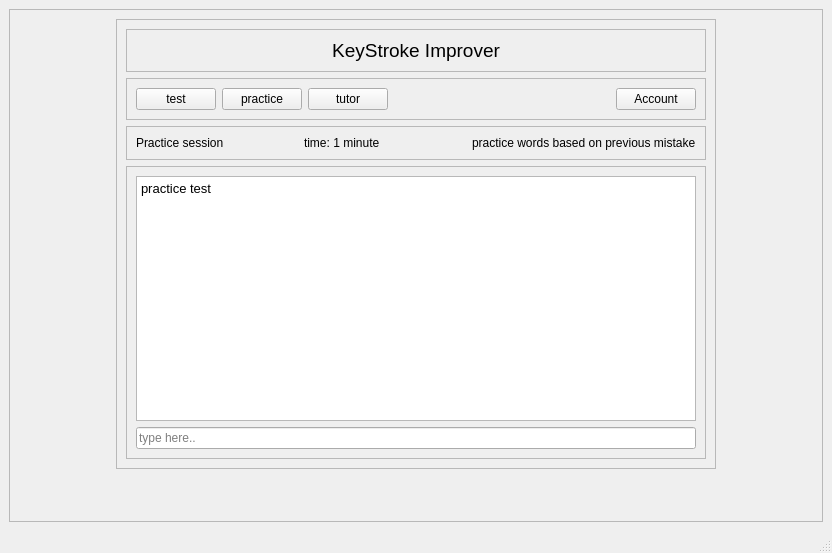
Above: practice.ui from Prakash5209/typing_tutor before the change. Below: the same form after it.
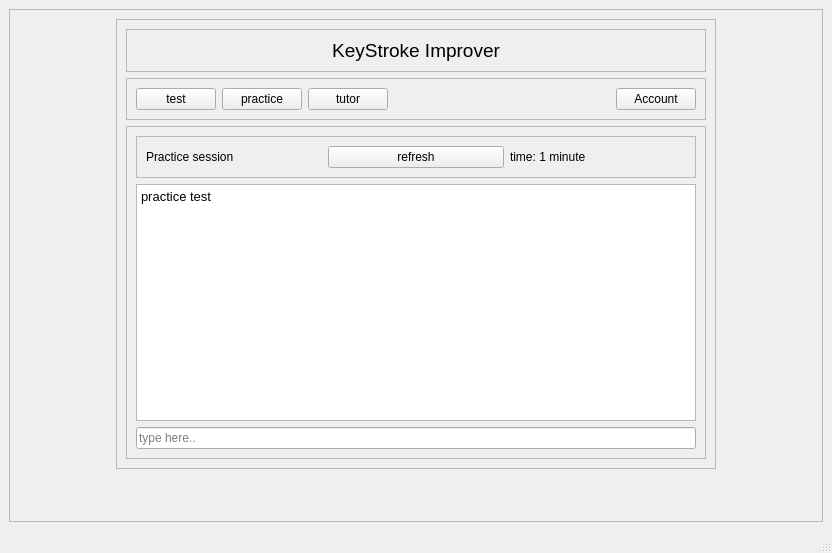
That is the form after the change.

Commit message: TypingScreen timer and refresh work done

```diff
--- a/practice.ui
+++ b/practice.ui
@@ -25,8 +25,8 @@
         <rect>
          <x>0</x>
          <y>0</y>
-         <width>812</width>
-         <height>489</height>
+         <width>806</width>
+         <height>484</height>
         </rect>
        </property>
        <layout class="QGridLayout" name="gridLayout">
@@ -154,6 +154,15 @@
             </widget>
            </item>
            <item>
+            <widget class="QFrame" name="frame_3">
+             <property name="frameShape">
+              <enum>QFrame::StyledPanel</enum>
+             </property>
+             <property name="frameShadow">
+              <enum>QFrame::Raised</enum>
+             </property>
+             <layout class="QVBoxLayout" name="verticalLayout">
+              <item>
             <widget class="QFrame" name="frame_5">
              <property name="frameShape">
               <enum>QFrame::StyledPanel</enum>
@@ -169,6 +178,13 @@
                 </property>
                </widget>
               </item>
+                 <item>
+                  <widget class="QPushButton" name="practice_refresh">
+                   <property name="text">
+                    <string>refresh</string>
+                   </property>
+                  </widget>
+                 </item>
               <item>
                <widget class="QLabel" name="label_3">
                 <property name="text">
@@ -176,33 +192,20 @@
                 </property>
                </widget>
               </item>
-              <item>
-               <widget class="QLabel" name="label_4">
-                <property name="text">
-                 <string>practice words based on previous mistake</string>
-                </property>
-               </widget>
-              </item>
              </layout>
             </widget>
            </item>
            <item>
-            <widget class="QFrame" name="frame_3">
-             <property name="frameShape">
-              <enum>QFrame::StyledPanel</enum>
-             </property>
-             <property name="frameShadow">
-              <enum>QFrame::Raised</enum>
-             </property>
-             <layout class="QVBoxLayout" name="verticalLayout">
-              <item>
-               <widget class="QTextBrowser" name="textBrowser">
+               <widget class="QTextBrowser" name="practiceTextBrowser">
                 <property name="html">
                  <string>&lt;!DOCTYPE HTML PUBLIC &quot;-//W3C//DTD HTML 4.0//EN&quot; &quot;http://www.w3.org/TR/REC-html40/strict.dtd&quot;&gt;
-&lt;html&gt;&lt;head&gt;&lt;meta name=&quot;qrichtext&quot; content=&quot;1&quot; /&gt;&lt;style type=&quot;text/css&quot;&gt;
+&lt;html&gt;&lt;head&gt;&lt;meta name=&quot;qrichtext&quot; content=&quot;1&quot; /&gt;&lt;meta charset=&quot;utf-8&quot; /&gt;&lt;style type=&quot;text/css&quot;&gt;
 p, li { white-space: pre-wrap; }
-&lt;/style&gt;&lt;/head&gt;&lt;body style=&quot; font-family:'Ubuntu'; font-size:10pt; font-weight:400; font-style:normal;&quot;&gt;
-&lt;p style=&quot; margin-top:0px; margin-bottom:0px; margin-left:0px; margin-right:0px; -qt-block-indent:0; text-indent:0px;&quot;&gt;practice test&lt;/p&gt;&lt;/body&gt;&lt;/html&gt;</string>
+hr { height: 1px; border-width: 0; }
+li.unchecked::marker { content: &quot;\2610&quot;; }
+li.checked::marker { content: &quot;\2612&quot;; }
+&lt;/style&gt;&lt;/head&gt;&lt;body style=&quot; font-family:'.AppleSystemUIFont'; font-size:13pt; font-weight:400; font-style:normal;&quot;&gt;
+&lt;p style=&quot; margin-top:0px; margin-bottom:0px; margin-left:0px; margin-right:0px; -qt-block-indent:0; text-indent:0px;&quot;&gt;&lt;span style=&quot; font-family:'Ubuntu'; font-size:10pt;&quot;&gt;practice test&lt;/span&gt;&lt;/p&gt;&lt;/body&gt;&lt;/html&gt;</string>
                 </property>
                </widget>
               </item>
```
Left out of the diff: 2 changed lines with no effect on the pictures. Lines whose indentation alone changed are shown as unchanged. The commit also changes 5 other files.
